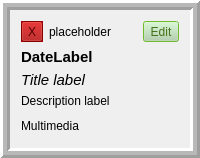
GrzegorzDomaradzki/TimelineArchitect, file TimelineArchitect/eventframe_View.ui: the form before one commit.
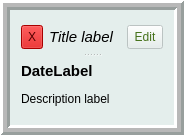
The form after the commit.

The edit to the form file:
```diff
--- a/TimelineArchitect/eventframe_View.ui
+++ b/TimelineArchitect/eventframe_View.ui
@@ -9,8 +9,8 @@
    <rect>
     <x>0</x>
     <y>0</y>
-    <width>200</width>
-    <height>158</height>
+    <width>184</width>
+    <height>135</height>
    </rect>
   </property>
   <property name="cursor">
@@ -25,6 +25,9 @@
   <property name="autoFillBackground">
    <bool>false</bool>
   </property>
+  <property name="styleSheet">
+   <string notr="true">background-color: rgb(228, 238, 236);</string>
+  </property>
   <property name="frameShape">
    <enum>QFrame::Box</enum>
   </property>
@@ -39,8 +42,11 @@
   </property>
   <layout class="QVBoxLayout" name="verticalLayout_2">
    <item>
-    <layout class="QVBoxLayout" name="verticalLayout">
-     <item>
+    <widget class="QSplitter" name="splitter">
+     <property name="orientation">
+      <enum>Qt::Vertical</enum>
+     </property>
+     <widget class="QWidget" name="">
       <layout class="QHBoxLayout" name="horizontalLayout">
        <item>
         <widget class="QToolButton" name="toolButton">
@@ -68,7 +74,7 @@
             <colorrole role="Button">
              <brush brushstyle="SolidPattern">
               <color alpha="255">
-               <red>164</red>
+               <red>204</red>
                <green>0</green>
                <blue>0</blue>
               </color>
@@ -140,16 +146,16 @@
             <colorrole role="Base">
              <brush brushstyle="SolidPattern">
               <color alpha="255">
-               <red>255</red>
-               <green>255</green>
-               <blue>255</blue>
+               <red>204</red>
+               <green>0</green>
+               <blue>0</blue>
               </color>
              </brush>
             </colorrole>
             <colorrole role="Window">
              <brush brushstyle="SolidPattern">
               <color alpha="255">
-               <red>164</red>
+               <red>204</red>
                <green>0</green>
                <blue>0</blue>
               </color>
@@ -167,9 +173,9 @@
             <colorrole role="AlternateBase">
              <brush brushstyle="SolidPattern">
               <color alpha="255">
-               <red>209</red>
-               <green>127</green>
-               <blue>127</blue>
+               <red>211</red>
+               <green>215</green>
+               <blue>207</blue>
               </color>
              </brush>
             </colorrole>
@@ -214,7 +220,7 @@
             <colorrole role="Button">
              <brush brushstyle="SolidPattern">
               <color alpha="255">
-               <red>164</red>
+               <red>204</red>
                <green>0</green>
                <blue>0</blue>
               </color>
@@ -286,16 +292,16 @@
             <colorrole role="Base">
              <brush brushstyle="SolidPattern">
               <color alpha="255">
-               <red>255</red>
-               <green>255</green>
-               <blue>255</blue>
+               <red>204</red>
+               <green>0</green>
+               <blue>0</blue>
               </color>
              </brush>
             </colorrole>
             <colorrole role="Window">
              <brush brushstyle="SolidPattern">
               <color alpha="255">
-               <red>164</red>
+               <red>204</red>
                <green>0</green>
                <blue>0</blue>
               </color>
@@ -313,9 +319,9 @@
             <colorrole role="AlternateBase">
              <brush brushstyle="SolidPattern">
               <color alpha="255">
-               <red>209</red>
-               <green>127</green>
-               <blue>127</blue>
+               <red>211</red>
+               <green>215</green>
+               <blue>207</blue>
               </color>
              </brush>
             </colorrole>
@@ -360,7 +366,7 @@
             <colorrole role="Button">
              <brush brushstyle="SolidPattern">
               <color alpha="255">
-               <red>164</red>
+               <red>204</red>
                <green>0</green>
                <blue>0</blue>
               </color>
@@ -432,7 +438,7 @@
             <colorrole role="Base">
              <brush brushstyle="SolidPattern">
               <color alpha="255">
-               <red>164</red>
+               <red>204</red>
                <green>0</green>
                <blue>0</blue>
               </color>
@@ -441,7 +447,7 @@
             <colorrole role="Window">
              <brush brushstyle="SolidPattern">
               <color alpha="255">
-               <red>164</red>
+               <red>204</red>
                <green>0</green>
                <blue>0</blue>
               </color>
@@ -459,9 +465,9 @@
             <colorrole role="AlternateBase">
              <brush brushstyle="SolidPattern">
               <color alpha="255">
-               <red>164</red>
-               <green>0</green>
-               <blue>0</blue>
+               <red>211</red>
+               <green>215</green>
+               <blue>207</blue>
               </color>
              </brush>
             </colorrole>
@@ -496,7 +502,11 @@
           </palette>
          </property>
          <property name="autoFillBackground">
-          <bool>true</bool>
+          <bool>false</bool>
+         </property>
+         <property name="styleSheet">
+          <string notr="true">background-color: rgb(204, 0, 0);
+alternate-background-color: rgb(211, 215, 207);</string>
          </property>
          <property name="text">
           <string>X</string>
@@ -504,15 +514,21 @@
         </widget>
        </item>
        <item>
-        <widget class="QLabel" name="label_5">
+        <widget class="QLabel" name="label_2">
          <property name="maximumSize">
           <size>
            <width>16777215</width>
-           <height>24</height>
+           <height>17</height>
           </size>
          </property>
+         <property name="font">
+          <font>
+           <pointsize>11</pointsize>
+           <italic>true</italic>
+          </font>
+         </property>
          <property name="text">
-          <string>placeholder</string>
+          <string>Title label</string>
          </property>
         </widget>
        </item>
@@ -542,9 +558,9 @@
             <colorrole role="Button">
              <brush brushstyle="SolidPattern">
               <color alpha="255">
-               <red>174</red>
-               <green>208</green>
-               <blue>170</blue>
+               <red>228</red>
+               <green>238</green>
+               <blue>236</blue>
               </color>
              </brush>
             </colorrole>
@@ -614,18 +630,18 @@
             <colorrole role="Base">
              <brush brushstyle="SolidPattern">
               <color alpha="255">
-               <red>255</red>
-               <green>255</green>
-               <blue>255</blue>
+               <red>228</red>
+               <green>238</green>
+               <blue>236</blue>
               </color>
              </brush>
             </colorrole>
             <colorrole role="Window">
              <brush brushstyle="SolidPattern">
               <color alpha="255">
-               <red>138</red>
-               <green>226</green>
-               <blue>52</blue>
+               <red>228</red>
+               <green>238</green>
+               <blue>236</blue>
               </color>
              </brush>
             </colorrole>
@@ -688,9 +704,9 @@
             <colorrole role="Button">
              <brush brushstyle="SolidPattern">
               <color alpha="255">
-               <red>174</red>
-               <green>208</green>
-               <blue>170</blue>
+               <red>228</red>
+               <green>238</green>
+               <blue>236</blue>
               </color>
              </brush>
             </colorrole>
@@ -760,18 +776,18 @@
             <colorrole role="Base">
              <brush brushstyle="SolidPattern">
               <color alpha="255">
-               <red>255</red>
-               <green>255</green>
-               <blue>255</blue>
+               <red>228</red>
+               <green>238</green>
+               <blue>236</blue>
               </color>
              </brush>
             </colorrole>
             <colorrole role="Window">
              <brush brushstyle="SolidPattern">
               <color alpha="255">
-               <red>138</red>
-               <green>226</green>
-               <blue>52</blue>
+               <red>228</red>
+               <green>238</green>
+               <blue>236</blue>
               </color>
              </brush>
             </colorrole>
@@ -834,9 +850,9 @@
             <colorrole role="Button">
              <brush brushstyle="SolidPattern">
               <color alpha="255">
-               <red>174</red>
-               <green>208</green>
-               <blue>170</blue>
+               <red>228</red>
+               <green>238</green>
+               <blue>236</blue>
               </color>
              </brush>
             </colorrole>
@@ -906,18 +922,18 @@
             <colorrole role="Base">
              <brush brushstyle="SolidPattern">
               <color alpha="255">
-               <red>138</red>
-               <green>226</green>
-               <blue>52</blue>
+               <red>228</red>
+               <green>238</green>
+               <blue>236</blue>
               </color>
              </brush>
             </colorrole>
             <colorrole role="Window">
              <brush brushstyle="SolidPattern">
               <color alpha="255">
-               <red>138</red>
-               <green>226</green>
-               <blue>52</blue>
+               <red>228</red>
+               <green>238</green>
+               <blue>236</blue>
               </color>
              </brush>
             </colorrole>
@@ -975,7 +991,9 @@
         </widget>
        </item>
       </layout>
-     </item>
+     </widget>
+     <widget class="QWidget" name="">
+      <layout class="QVBoxLayout" name="verticalLayout">
      <item>
       <widget class="QLabel" name="label">
        <property name="maximumSize">
@@ -996,25 +1014,6 @@
        </property>
       </widget>
      </item>
-     <item>
-      <widget class="QLabel" name="label_2">
-       <property name="maximumSize">
-        <size>
-         <width>16777215</width>
-         <height>17</height>
-        </size>
-       </property>
-       <property name="font">
-        <font>
-         <pointsize>11</pointsize>
-         <italic>true</italic>
-        </font>
-       </property>
-       <property name="text">
-        <string>Title label</string>
-       </property>
-      </widget>
-     </item>
      <item>
       <widget class="QLabel" name="label_3">
        <property name="maximumSize">
@@ -1029,12 +1028,7 @@
       </widget>
      </item>
     </layout>
-   </item>
-   <item>
-    <widget class="QLabel" name="label_4">
-     <property name="text">
-      <string>Multimedia</string>
-     </property>
+     </widget>
     </widget>
    </item>
   </layout>
```
Left out of the diff: 6 changed lines with no effect on the pictures. Lines whose indentation alone changed are shown as unchanged.
